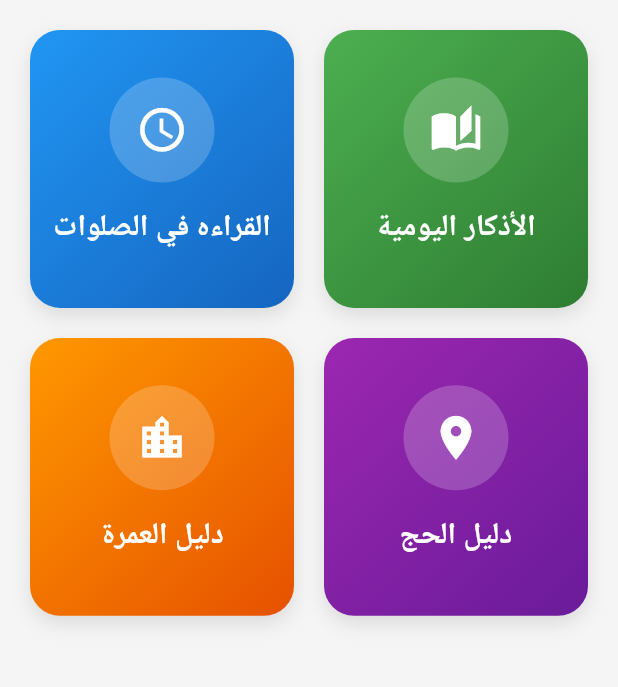
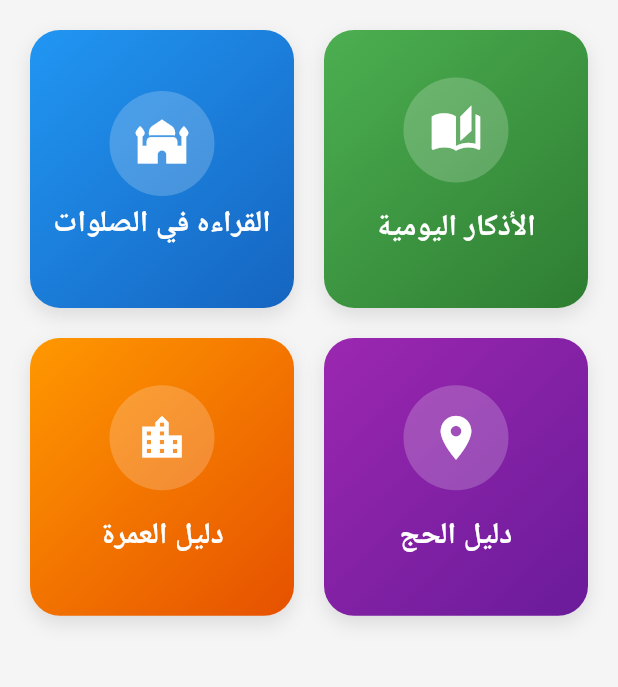
Before and after one commit to mostafasamy999/Azkar-Flutter, a Flutter app: the screen it shows after launch, on a phone screen of 412 x 824 dp, the part 84-771 px from its top. Run offline on Flutter 3.47's test engine with Material 3 defaults, Android fonts, the light colour scheme and no system bars; our stand-ins replace audioplayers, bloc, dartz, device_info_plus, equatable, flutter_bloc and 15 more; missing offline and left inert: dart:ffi, in_app_update.

Commit message:
update app icon

```diff
--- a/lib/features/ziker/presentation/pages/CategoryScreen.dart
+++ b/lib/features/ziker/presentation/pages/CategoryScreen.dart
@@ -79,9 +79,9 @@ class CategoryScreen extends StatelessWidget {
                         ),
                       );
                     }),
-                _buildIslamicCard(
+                _buildIslamicCardPray(
                     title: 'القراءه في الصلوات',
-                    icon: Icons.schedule,
+                    icon: Icons.mosque,
                     gradient: LinearGradient(
                       colors: [Color(0xFF2196F3), Color(0xFF1565C0)],
                       begin: Alignment.topLeft,
@@ -180,6 +180,59 @@ class CategoryScreen extends StatelessWidget {
       ),
     );
   }
+  Widget _buildIslamicCardPray({
+    required String title,
+    required IconData icon,
+    required LinearGradient gradient,
+    GestureTapCallback? onTap,
+  }) {
+    return GestureDetector(
+      onTap: onTap,
+      child: Container(
+        decoration: BoxDecoration(
+          gradient: gradient,
+          borderRadius: BorderRadius.circular(20.0),
+          boxShadow: [
+            BoxShadow(
+              color: Colors.black.withOpacity(0.1),
+              spreadRadius: 0,
+              blurRadius: 10,
+              offset: Offset(0, 5),
+            ),
+          ],
+        ),
+        child: Column(
+          mainAxisAlignment: MainAxisAlignment.center,
+          children: [
+            Container(
+              width: 70,
+              height: 70,
+              decoration: BoxDecoration(
+                color: Colors.white.withOpacity(0.2),
+                borderRadius: BorderRadius.circular(35),
+              ),
+              child: Icon(
+                icon,
+                size: 35,
+                color: Colors.white,
+              ),
+            ),
+            SizedBox(height: 4),
+            Text(
+              title,
+              style: TextStyle(
+                fontSize: 20,
+                fontWeight: FontWeight.bold,
+                color: Colors.white,
+              ),
+              textAlign: TextAlign.center,
+            ),
+            // SizedBox(height: 6),
+          ],
+        ),
+      ),
+    );
+  }
 
   // void _handleOnClickNotificationEvent(String? title,context) {
   //   if (title == null) return;
```
